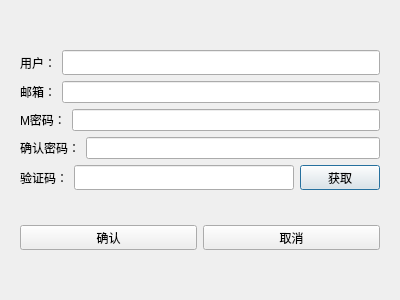
likai69057/chat_all, file registerdialog.ui: the form before one commit.
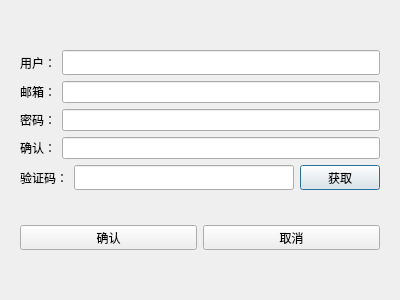
The form after the commit.

```diff
--- a/registerdialog.ui
+++ b/registerdialog.ui
@@ -110,7 +110,7 @@
               </size>
              </property>
              <property name="text">
-              <string>M密码：</string>
+              <string>密码：</string>
              </property>
             </widget>
            </item>
@@ -137,7 +137,7 @@
               </size>
              </property>
              <property name="text">
-              <string>确认密码：</string>
+              <string>确认：</string>
              </property>
             </widget>
            </item>
```
Left out of the diff: 6 changed lines with no effect on the pictures.
